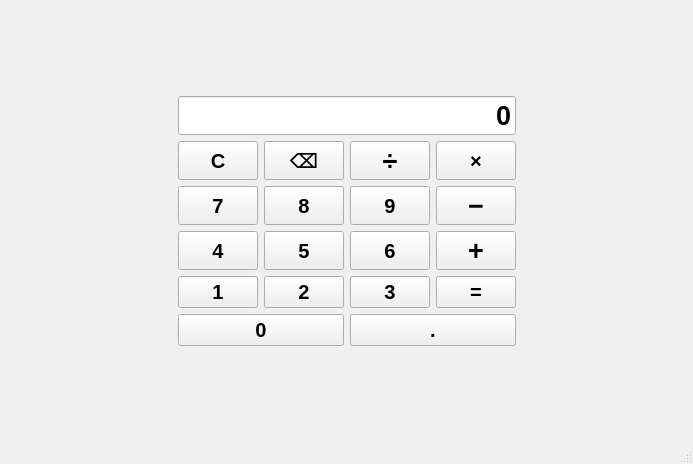
First picture: the form in mainwindow.ui, repository 1124070031hj/KeyboardCalculator, before the edit.
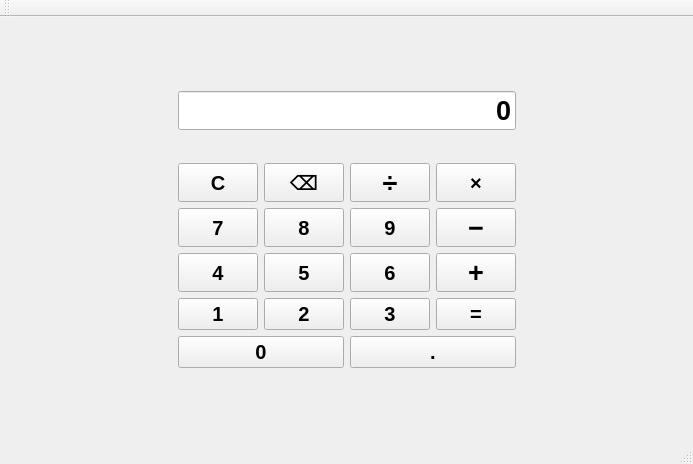
Second picture: the form after the edit.

Commit message: feat: add real-time calculation preview

The edit to the form file:
```diff
--- a/mainwindow.ui
+++ b/mainwindow.ui
@@ -51,7 +51,7 @@
      <layout class="QVBoxLayout" name="verticalLayout">
       <item>
        <layout class="QGridLayout" name="gridLayout_2">
-        <item row="3" column="0">
+        <item row="4" column="0">
          <widget class="QPushButton" name="btn4">
           <property name="sizePolicy">
            <sizepolicy hsizetype="Minimum" vsizetype="Expanding">
@@ -71,27 +71,7 @@
           </property>
          </widget>
         </item>
-        <item row="4" column="0">
-         <widget class="QPushButton" name="btn1">
-          <property name="sizePolicy">
-           <sizepolicy hsizetype="Minimum" vsizetype="Expanding">
-            <horstretch>0</horstretch>
-            <verstretch>0</verstretch>
-           </sizepolicy>
-          </property>
-          <property name="font">
-           <font>
-            <pointsize>15</pointsize>
-            <italic>false</italic>
-            <bold>true</bold>
-           </font>
-          </property>
-          <property name="text">
-           <string>1</string>
-          </property>
-         </widget>
-        </item>
-        <item row="1" column="1">
+        <item row="2" column="1">
          <widget class="QPushButton" name="btnBackspace">
           <property name="sizePolicy">
            <sizepolicy hsizetype="Minimum" vsizetype="Expanding">
@@ -111,8 +91,8 @@
           </property>
          </widget>
         </item>
-        <item row="4" column="2">
-         <widget class="QPushButton" name="btn3">
+        <item row="5" column="3">
+         <widget class="QPushButton" name="btnEqual">
           <property name="sizePolicy">
            <sizepolicy hsizetype="Minimum" vsizetype="Expanding">
             <horstretch>0</horstretch>
@@ -127,12 +107,12 @@
            </font>
           </property>
           <property name="text">
-           <string>3</string>
+           <string>=</string>
           </property>
          </widget>
         </item>
-        <item row="2" column="1">
-         <widget class="QPushButton" name="btn8">
+        <item row="2" column="3">
+         <widget class="QPushButton" name="btnMultiply">
           <property name="sizePolicy">
            <sizepolicy hsizetype="Minimum" vsizetype="Expanding">
             <horstretch>0</horstretch>
@@ -147,11 +127,37 @@
            </font>
           </property>
           <property name="text">
-           <string>8</string>
+           <string>×</string>
           </property>
          </widget>
         </item>
-        <item row="3" column="1">
+        <item row="3" column="0">
+         <widget class="QPushButton" name="btn7">
+          <property name="sizePolicy">
+           <sizepolicy hsizetype="Minimum" vsizetype="Expanding">
+            <horstretch>0</horstretch>
+            <verstretch>0</verstretch>
+           </sizepolicy>
+          </property>
+          <property name="baseSize">
+           <size>
+            <width>0</width>
+            <height>0</height>
+           </size>
+          </property>
+          <property name="font">
+           <font>
+            <pointsize>15</pointsize>
+            <italic>false</italic>
+            <bold>true</bold>
+           </font>
+          </property>
+          <property name="text">
+           <string>7</string>
+          </property>
+         </widget>
+        </item>
+        <item row="4" column="1">
          <widget class="QPushButton" name="btn5">
           <property name="sizePolicy">
            <sizepolicy hsizetype="Minimum" vsizetype="Expanding">
@@ -171,7 +177,7 @@
           </property>
          </widget>
         </item>
-        <item row="3" column="2">
+        <item row="4" column="2">
          <widget class="QPushButton" name="btn6">
           <property name="sizePolicy">
            <sizepolicy hsizetype="Minimum" vsizetype="Expanding">
@@ -191,8 +197,8 @@
           </property>
          </widget>
         </item>
-        <item row="4" column="1">
-         <widget class="QPushButton" name="btn2">
+        <item row="3" column="3">
+         <widget class="QPushButton" name="btnSubtract">
           <property name="sizePolicy">
            <sizepolicy hsizetype="Minimum" vsizetype="Expanding">
             <horstretch>0</horstretch>
@@ -201,57 +207,37 @@
           </property>
           <property name="font">
            <font>
-            <pointsize>15</pointsize>
+            <pointsize>20</pointsize>
             <italic>false</italic>
             <bold>true</bold>
            </font>
           </property>
           <property name="text">
-           <string>2</string>
-          </property>
-         </widget>
-        </item>
-        <item row="1" column="3">
-         <widget class="QPushButton" name="btnMultiply">
-          <property name="sizePolicy">
-           <sizepolicy hsizetype="Minimum" vsizetype="Expanding">
-            <horstretch>0</horstretch>
-            <verstretch>0</verstretch>
-           </sizepolicy>
-          </property>
-          <property name="font">
-           <font>
-            <pointsize>15</pointsize>
-            <italic>false</italic>
-            <bold>true</bold>
-           </font>
-          </property>
-          <property name="text">
-           <string>×</string>
-          </property>
-         </widget>
-        </item>
-        <item row="4" column="3">
-         <widget class="QPushButton" name="btnEqual">
-          <property name="sizePolicy">
-           <sizepolicy hsizetype="Minimum" vsizetype="Expanding">
-            <horstretch>0</horstretch>
-            <verstretch>0</verstretch>
-           </sizepolicy>
-          </property>
-          <property name="font">
-           <font>
-            <pointsize>15</pointsize>
-            <italic>false</italic>
-            <bold>true</bold>
-           </font>
-          </property>
-          <property name="text">
-           <string>=</string>
+           <string>−</string>
           </property>
          </widget>
         </item>
         <item row="2" column="2">
+         <widget class="QPushButton" name="btnDivide">
+          <property name="sizePolicy">
+           <sizepolicy hsizetype="Minimum" vsizetype="Expanding">
+            <horstretch>0</horstretch>
+            <verstretch>0</verstretch>
+           </sizepolicy>
+          </property>
+          <property name="font">
+           <font>
+            <pointsize>20</pointsize>
+            <italic>false</italic>
+            <bold>true</bold>
+           </font>
+          </property>
+          <property name="text">
+           <string>÷</string>
+          </property>
+         </widget>
+        </item>
+        <item row="3" column="2">
          <widget class="QPushButton" name="btn9">
           <property name="sizePolicy">
            <sizepolicy hsizetype="Minimum" vsizetype="Expanding">
@@ -271,7 +257,27 @@
           </property>
          </widget>
         </item>
-        <item row="1" column="0">
+        <item row="3" column="1">
+         <widget class="QPushButton" name="btn8">
+          <property name="sizePolicy">
+           <sizepolicy hsizetype="Minimum" vsizetype="Expanding">
+            <horstretch>0</horstretch>
+            <verstretch>0</verstretch>
+           </sizepolicy>
+          </property>
+          <property name="font">
+           <font>
+            <pointsize>15</pointsize>
+            <italic>false</italic>
+            <bold>true</bold>
+           </font>
+          </property>
+          <property name="text">
+           <string>8</string>
+          </property>
+         </widget>
+        </item>
+        <item row="2" column="0">
          <widget class="QPushButton" name="btnClear">
           <property name="sizePolicy">
            <sizepolicy hsizetype="Minimum" vsizetype="Expanding">
@@ -291,8 +297,8 @@
           </property>
          </widget>
         </item>
-        <item row="2" column="3">
-         <widget class="QPushButton" name="btnSubtract">
+        <item row="5" column="2">
+         <widget class="QPushButton" name="btn3">
           <property name="sizePolicy">
            <sizepolicy hsizetype="Minimum" vsizetype="Expanding">
             <horstretch>0</horstretch>
@@ -301,17 +307,37 @@
           </property>
           <property name="font">
            <font>
-            <pointsize>20</pointsize>
+            <pointsize>15</pointsize>
             <italic>false</italic>
             <bold>true</bold>
            </font>
           </property>
           <property name="text">
-           <string>−</string>
+           <string>3</string>
           </property>
          </widget>
         </item>
-        <item row="3" column="3">
+        <item row="5" column="0">
+         <widget class="QPushButton" name="btn1">
+          <property name="sizePolicy">
+           <sizepolicy hsizetype="Minimum" vsizetype="Expanding">
+            <horstretch>0</horstretch>
+            <verstretch>0</verstretch>
+           </sizepolicy>
+          </property>
+          <property name="font">
+           <font>
+            <pointsize>15</pointsize>
+            <italic>false</italic>
+            <bold>true</bold>
+           </font>
+          </property>
+          <property name="text">
+           <string>1</string>
+          </property>
+         </widget>
+        </item>
+        <item row="4" column="3">
          <widget class="QPushButton" name="btnAdd">
           <property name="sizePolicy">
            <sizepolicy hsizetype="Minimum" vsizetype="Expanding">
@@ -331,6 +357,26 @@
           </property>
          </widget>
         </item>
+        <item row="5" column="1">
+         <widget class="QPushButton" name="btn2">
+          <property name="sizePolicy">
+           <sizepolicy hsizetype="Minimum" vsizetype="Expanding">
+            <horstretch>0</horstretch>
+            <verstretch>0</verstretch>
+           </sizepolicy>
+          </property>
+          <property name="font">
+           <font>
+            <pointsize>15</pointsize>
+            <italic>false</italic>
+            <bold>true</bold>
+           </font>
+          </property>
+          <property name="text">
+           <string>2</string>
+          </property>
+         </widget>
+        </item>
         <item row="0" column="0" colspan="4">
          <widget class="QLineEdit" name="displayEdit">
           <property name="font">
@@ -354,49 +400,17 @@
           </property>
          </widget>
         </item>
-        <item row="2" column="0">
-         <widget class="QPushButton" name="btn7">
-          <property name="sizePolicy">
-           <sizepolicy hsizetype="Minimum" vsizetype="Expanding">
-            <horstretch>0</horstretch>
-            <verstretch>0</verstretch>
-           </sizepolicy>
+        <item row="1" column="0" colspan="4">
+         <widget class="QLabel" name="previewLabel">
+          <property name="styleSheet">
+           <string notr="true">color: #999999;
+font-size: 18px;</string>
           </property>
-          <property name="baseSize">
-           <size>
-            <width>0</width>
-            <height>0</height>
-           </size>
-          </property>
-          <property name="font">
-           <font>
-            <pointsize>15</pointsize>
-            <italic>false</italic>
-            <bold>true</bold>
-           </font>
-          </property>
           <property name="text">
-           <string>7</string>
+           <string/>
           </property>
-         </widget>
-        </item>
-        <item row="1" column="2">
-         <widget class="QPushButton" name="btnDivide">
-          <property name="sizePolicy">
-           <sizepolicy hsizetype="Minimum" vsizetype="Expanding">
-            <horstretch>0</horstretch>
-            <verstretch>0</verstretch>
-           </sizepolicy>
-          </property>
-          <property name="font">
-           <font>
-            <pointsize>20</pointsize>
-            <italic>false</italic>
-            <bold>true</bold>
-           </font>
-          </property>
-          <property name="text">
-           <string>÷</string>
+          <property name="alignment">
+           <set>Qt::AlignmentFlag::AlignRight|Qt::AlignmentFlag::AlignTrailing|Qt::AlignmentFlag::AlignVCenter</set>
           </property>
          </widget>
         </item>
@@ -487,6 +501,17 @@
    </property>
   </widget>
   <widget class="QStatusBar" name="statusbar"/>
+  <widget class="QToolBar" name="toolBar">
+   <property name="windowTitle">
+    <string>toolBar</string>
+   </property>
+   <attribute name="toolBarArea">
+    <enum>TopToolBarArea</enum>
+   </attribute>
+   <attribute name="toolBarBreak">
+    <bool>false</bool>
+   </attribute>
+  </widget>
  </widget>
  <resources/>
  <connections/>
```
Left out of the diff: 32 changed lines with no effect on the pictures. The commit also changes 2 other files.
